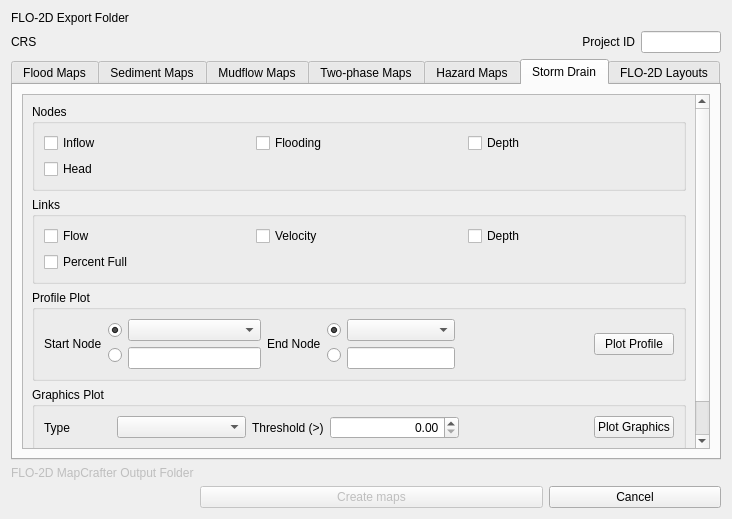
The window that flo2d_mapcrafter/flo2d_mapcrafter_dialog_base.ui (FLO-2DSoftware/FLO-2DMapCrafter) describes before a commit, drawn with Qt 5.
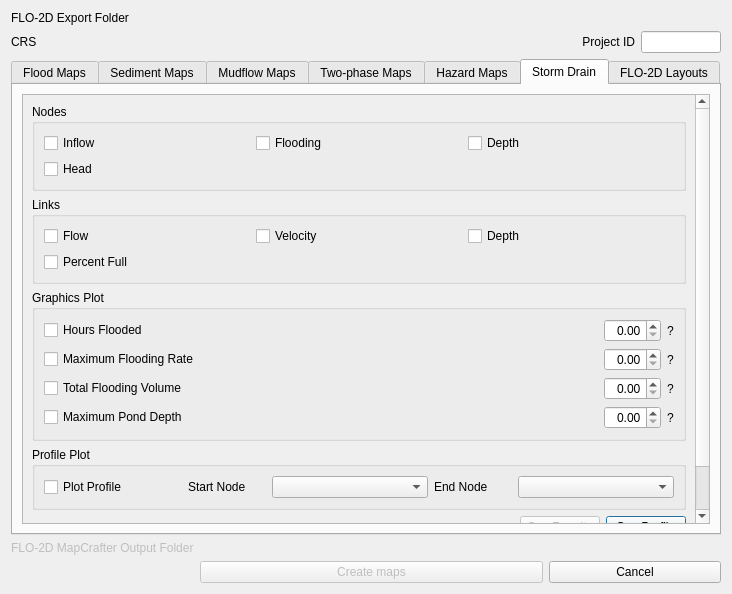
The same window after the commit. The open tabs and pages were chosen to show the change. Custom widgets are drawn as their Qt base class.

What changed in the file:
```diff
--- a/flo2d_mapcrafter/flo2d_mapcrafter_dialog_base.ui
+++ b/flo2d_mapcrafter/flo2d_mapcrafter_dialog_base.ui
@@ -7,7 +7,7 @@
     <x>0</x>
     <y>0</y>
     <width>732</width>
-    <height>519</height>
+    <height>594</height>
    </rect>
   </property>
   <property name="windowTitle">
@@ -20,83 +20,6 @@
    <number>0</number>
   </property>
   <layout class="QGridLayout" name="gridLayout">
-   <item row="6" column="0">
-    <layout class="QGridLayout" name="gridLayout_44">
-     <item row="0" column="0">
-      <widget class="QLabel" name="label_2">
-       <property name="enabled">
-        <bool>false</bool>
-       </property>
-       <property name="text">
-        <string>FLO-2D MapCrafter Output Folder</string>
-       </property>
-      </widget>
-     </item>
-     <item row="1" column="1" colspan="2">
-      <widget class="QPushButton" name="runButton">
-       <property name="enabled">
-        <bool>false</bool>
-       </property>
-       <property name="text">
-        <string>Create maps</string>
-       </property>
-      </widget>
-     </item>
-     <item row="1" column="3">
-      <widget class="QPushButton" name="cancelButton">
-       <property name="enabled">
-        <bool>true</bool>
-       </property>
-       <property name="text">
-        <string>Cancel</string>
-       </property>
-      </widget>
-     </item>
-     <item row="0" column="1" colspan="3">
-      <widget class="QgsFileWidget" name="mapper_out_folder">
-       <property name="enabled">
-        <bool>false</bool>
-       </property>
-       <property name="acceptDrops">
-        <bool>false</bool>
-       </property>
-       <property name="statusTip">
-        <string/>
-       </property>
-       <property name="whatsThis">
-        <string/>
-       </property>
-       <property name="accessibleName">
-        <string/>
-       </property>
-       <property name="accessibleDescription">
-        <string/>
-       </property>
-       <property name="fileWidgetButtonVisible">
-        <bool>true</bool>
-       </property>
-       <property name="useLink">
-        <bool>false</bool>
-       </property>
-       <property name="fullUrl">
-        <bool>false</bool>
-       </property>
-       <property name="dialogTitle">
-        <string>FLO-2D MapCrafter Output Folder</string>
-       </property>
-       <property name="defaultRoot">
-        <string/>
-       </property>
-       <property name="storageMode">
-        <enum>QgsFileWidget::GetDirectory</enum>
-       </property>
-       <property name="options">
-        <set>QFileDialog::ShowDirsOnly</set>
-       </property>
-      </widget>
-     </item>
-    </layout>
-   </item>
    <item row="0" column="0">
     <layout class="QGridLayout" name="gridLayout_43">
      <item row="0" column="1" colspan="4">
@@ -176,7 +99,7 @@
       <enum>QTabWidget::Rounded</enum>
      </property>
      <property name="currentIndex">
-      <number>5</number>
+      <number>0</number>
      </property>
      <property name="elideMode">
       <enum>Qt::ElideNone</enum>
@@ -209,7 +132,7 @@
             <x>0</x>
             <y>0</y>
             <width>688</width>
-            <height>342</height>
+            <height>401</height>
            </rect>
           </property>
           <layout class="QGridLayout" name="gridLayout_99">
@@ -708,7 +631,7 @@
             <x>0</x>
             <y>0</y>
             <width>688</width>
-            <height>342</height>
+            <height>401</height>
            </rect>
           </property>
           <layout class="QGridLayout" name="gridLayout_100">
@@ -1340,7 +1263,7 @@
             <x>0</x>
             <y>0</y>
             <width>688</width>
-            <height>342</height>
+            <height>401</height>
            </rect>
           </property>
           <layout class="QGridLayout" name="gridLayout_101">
@@ -1852,7 +1775,7 @@
             <x>0</x>
             <y>0</y>
             <width>688</width>
-            <height>342</height>
+            <height>401</height>
            </rect>
           </property>
           <layout class="QGridLayout" name="gridLayout_102">
@@ -2513,7 +2436,7 @@
             <x>0</x>
             <y>0</y>
             <width>688</width>
-            <height>342</height>
+            <height>401</height>
            </rect>
           </property>
           <layout class="QGridLayout" name="gridLayout_103">
@@ -2890,238 +2813,78 @@
            <rect>
             <x>0</x>
             <y>0</y>
-            <width>671</width>
-            <height>358</height>
+            <width>688</width>
+            <height>401</height>
            </rect>
           </property>
           <layout class="QGridLayout" name="gridLayout_111">
-           <item row="3" column="0">
-            <widget class="QgsCollapsibleGroupBox" name="graphics_plot_cgb">
-             <property name="title">
-              <string>Graphics Plot</string>
-             </property>
-             <layout class="QGridLayout" name="gridLayout_120">
-              <item row="0" column="0">
-               <layout class="QGridLayout" name="gridLayout_115">
-                <item row="0" column="5">
-                 <widget class="QDoubleSpinBox" name="threshold_dsb">
-                  <property name="sizePolicy">
-                   <sizepolicy hsizetype="Expanding" vsizetype="Fixed">
-                    <horstretch>0</horstretch>
-                    <verstretch>0</verstretch>
-                   </sizepolicy>
-                  </property>
-                  <property name="alignment">
-                   <set>Qt::AlignRight|Qt::AlignTrailing|Qt::AlignVCenter</set>
-                  </property>
-                 </widget>
-                </item>
-                <item row="0" column="6">
-                 <spacer name="horizontalSpacer_3">
-                  <property name="orientation">
-                   <enum>Qt::Horizontal</enum>
-                  </property>
-                  <property name="sizeHint" stdset="0">
-                   <size>
-                    <width>40</width>
-                    <height>20</height>
-                   </size>
-                  </property>
-                 </spacer>
-                </item>
-                <item row="0" column="2">
-                 <widget class="QComboBox" name="graphics_type_cbo">
-                  <property name="sizePolicy">
-                   <sizepolicy hsizetype="Expanding" vsizetype="Fixed">
-                    <horstretch>0</horstretch>
-                    <verstretch>0</verstretch>
-                   </sizepolicy>
-                  </property>
-                 </widget>
-                </item>
-                <item row="0" column="7">
-                 <widget class="QPushButton" name="plot_graphics_btn">
-                  <property name="text">
-                   <string>Plot Graphics</string>
-                  </property>
-                 </widget>
-                </item>
-                <item row="0" column="0">
-                 <widget class="QLabel" name="label_26">
-                  <property name="text">
-                   <string>Type</string>
-                  </property>
-                 </widget>
-                </item>
-                <item row="0" column="3" colspan="2">
-                 <widget class="QLabel" name="label_27">
-                  <property name="sizePolicy">
-                   <sizepolicy hsizetype="Preferred" vsizetype="Preferred">
-                    <horstretch>0</horstretch>
-                    <verstretch>0</verstretch>
-                   </sizepolicy>
-                  </property>
-                  <property name="text">
-                   <string>Threshold (&gt;)</string>
-                  </property>
-                 </widget>
-                </item>
-                <item row="0" column="1">
-                 <spacer name="horizontalSpacer_4">
-                  <property name="orientation">
-                   <enum>Qt::Horizontal</enum>
-                  </property>
-                  <property name="sizeType">
-                   <enum>QSizePolicy::Minimum</enum>
-                  </property>
-                  <property name="sizeHint" stdset="0">
-                   <size>
-                    <width>40</width>
-                    <height>20</height>
-                   </size>
-                  </property>
-                 </spacer>
-                </item>
-               </layout>
-              </item>
-             </layout>
-            </widget>
-           </item>
-           <item row="2" column="0">
+           <item row="4" column="0">
             <widget class="QgsCollapsibleGroupBox" name="profile_plot_cgb">
              <property name="title">
               <string>Profile Plot</string>
              </property>
+             <property name="collapsed">
+              <bool>true</bool>
+             </property>
              <layout class="QGridLayout" name="gridLayout_118">
               <item row="0" column="0">
                <layout class="QGridLayout" name="gridLayout_113">
-                <item row="0" column="8">
-                 <spacer name="horizontalSpacer">
-                  <property name="orientation">
-                   <enum>Qt::Horizontal</enum>
+                <item row="0" column="0">
+                 <widget class="QCheckBox" name="plot_profile_chbox">
+                  <property name="text">
+                   <string>Plot Profile</string>
                   </property>
-                  <property name="sizeHint" stdset="0">
-                   <size>
-                    <width>40</width>
-                    <height>20</height>
-                   </size>
+                 </widget>
+                </item>
+                <item row="0" column="3" colspan="2">
+                 <widget class="QComboBox" name="start_cbo">
+                  <property name="sizePolicy">
+                   <sizepolicy hsizetype="Minimum" vsizetype="Fixed">
+                    <horstretch>0</horstretch>
+                    <verstretch>0</verstretch>
+                   </sizepolicy>
                   </property>
-                 </spacer>
+                 </widget>
                 </item>
-                <item row="0" column="0" rowspan="2">
+                <item row="0" column="2">
                  <widget class="QLabel" name="label_15">
                   <property name="text">
                    <string>Start Node</string>
                   </property>
                  </widget>
                 </item>
-                <item row="0" column="3">
-                 <widget class="QComboBox" name="start_cbo"/>
-                </item>
-                <item row="0" column="1" rowspan="2">
-                 <layout class="QGridLayout" name="gridLayout_121">
-                  <item row="0" column="0">
-                   <widget class="QRadioButton" name="start_le_rb">
-                    <property name="text">
-                     <string/>
-                    </property>
-                    <property name="checked">
-                     <bool>true</bool>
-                    </property>
-                    <property name="autoExclusive">
-                     <bool>true</bool>
-                    </property>
-                    <attribute name="buttonGroup">
-                     <string notr="true">buttonGroup</string>
-                    </attribute>
-                   </widget>
-                  </item>
-                  <item row="1" column="0">
-                   <widget class="QRadioButton" name="start_cbo_rb">
-                    <property name="text">
-                     <string/>
-                    </property>
-                    <property name="checked">
-                     <bool>false</bool>
-                    </property>
-                    <property name="autoExclusive">
-                     <bool>true</bool>
-                    </property>
-                    <attribute name="buttonGroup">
-                     <string notr="true">buttonGroup</string>
-                    </attribute>
-                   </widget>
-                  </item>
-                 </layout>
-                </item>
-                <item row="1" column="8">
-                 <spacer name="horizontalSpacer_2">
-                  <property name="orientation">
-                   <enum>Qt::Horizontal</enum>
+                <item row="0" column="6" colspan="2">
+                 <widget class="QComboBox" name="end_cbo">
+                  <property name="sizePolicy">
+                   <sizepolicy hsizetype="Minimum" vsizetype="Fixed">
+                    <horstretch>0</horstretch>
+                    <verstretch>0</verstretch>
+                   </sizepolicy>
                   </property>
-                  <property name="sizeHint" stdset="0">
-                   <size>
-                    <width>40</width>
-                    <height>20</height>
-                   </size>
-                  </property>
-                 </spacer>
+                 </widget>
                 </item>
-                <item row="0" column="4" rowspan="2">
+                <item row="0" column="5">
                  <widget class="QLabel" name="label_18">
                   <property name="text">
                    <string>End Node</string>
                   </property>
                  </widget>
                 </item>
-                <item row="0" column="5" rowspan="2">
-                 <layout class="QGridLayout" name="gridLayout_119">
-                  <item row="0" column="0">
-                   <widget class="QRadioButton" name="end_cbo_rb">
-                    <property name="text">
-                     <string/>
-                    </property>
-                    <property name="checked">
-                     <bool>true</bool>
-                    </property>
-                    <property name="autoExclusive">
-                     <bool>true</bool>
-                    </property>
-                    <attribute name="buttonGroup">
-                     <string notr="true">buttonGroup_2</string>
-                    </attribute>
-                   </widget>
-                  </item>
-                  <item row="1" column="0">
-                   <widget class="QRadioButton" name="end_le_rb">
-                    <property name="text">
-                     <string/>
-                    </property>
-                    <property name="autoExclusive">
-                     <bool>true</bool>
-                    </property>
-                    <attribute name="buttonGroup">
-                     <string notr="true">buttonGroup_2</string>
-                    </attribute>
-                   </widget>
-                  </item>
-                 </layout>
-                </item>
-                <item row="1" column="3">
-                 <widget class="QLineEdit" name="start_le"/>
-                </item>
-                <item row="0" column="9" rowspan="2">
-                 <widget class="QPushButton" name="plot_profile_btn">
-                  <property name="text">
-                   <string>Plot Profile</string>
+                <item row="0" column="1">
+                 <spacer name="horizontalSpacer">
+                  <property name="orientation">
+                   <enum>Qt::Horizontal</enum>
                   </property>
-                 </widget>
-                </item>
-                <item row="0" column="6" colspan="2">
-                 <widget class="QComboBox" name="end_cbo"/>
-                </item>
-                <item row="1" column="6" colspan="2">
-                 <widget class="QLineEdit" name="end_le"/>
+                  <property name="sizeType">
+                   <enum>QSizePolicy::Fixed</enum>
+                  </property>
+                  <property name="sizeHint" stdset="0">
+                   <size>
+                    <width>55</width>
+                    <height>20</height>
+                   </size>
+                  </property>
+                 </spacer>
                 </item>
                </layout>
               </item>
@@ -3133,6 +2896,9 @@
              <property name="title">
               <string>Nodes</string>
              </property>
+             <property name="collapsed">
+              <bool>true</bool>
+             </property>
              <layout class="QGridLayout" name="gridLayout_114">
               <item row="0" column="0">
                <layout class="QGridLayout" name="gridLayout_106">
@@ -3150,13 +2916,6 @@
                   </property>
                  </widget>
                 </item>
-                <item row="0" column="0">
-                 <widget class="QCheckBox" name="inflow_chbox">
-                  <property name="text">
-                   <string>Inflow</string>
-                  </property>
-                 </widget>
-                </item>
                 <item row="1" column="0">
                  <widget class="QCheckBox" name="head_chbox">
                   <property name="text">
@@ -3164,11 +2923,21 @@
                   </property>
                  </widget>
                 </item>
+                <item row="0" column="0">
+                 <widget class="QCheckBox" name="inflow_chbox">
+                  <property name="text">
+                   <string>Inflow</string>
+                  </property>
+                 </widget>
+                </item>
                 <item row="1" column="1" colspan="2">
                  <spacer name="horizontalSpacer_6">
                   <property name="orientation">
                    <enum>Qt::Horizontal</enum>
                   </property>
+                  <property name="sizeType">
+                   <enum>QSizePolicy::Minimum</enum>
+                  </property>
                   <property name="sizeHint" stdset="0">
                    <size>
                     <width>40</width>
@@ -3182,14 +2951,216 @@
              </layout>
             </widget>
            </item>
+           <item row="3" column="0">
+            <widget class="QgsCollapsibleGroupBox" name="graphics_plot_cgb">
+             <property name="title">
+              <string>Graphics Plot</string>
+             </property>
+             <property name="collapsed">
+              <bool>true</bool>
+             </property>
+             <layout class="QGridLayout" name="gridLayout_120">
+              <item row="0" column="0">
+               <layout class="QGridLayout" name="gridLayout_115">
+                <item row="2" column="4">
+                 <widget class="QLabel" name="total_flood_lbl">
+                  <property name="text">
+                   <string>?</string>
+                  </property>
+                 </widget>
+                </item>
+                <item row="1" column="3">
+                 <widget class="QDoubleSpinBox" name="max_flood_dsb">
+                  <property name="alignment">
+                   <set>Qt::AlignRight|Qt::AlignTrailing|Qt::AlignVCenter</set>
+                  </property>
+                 </widget>
+                </item>
+                <item row="2" column="1">
+                 <spacer name="horizontalSpacer_11">
+                  <property name="orientation">
+                   <enum>Qt::Horizontal</enum>
+                  </property>
+                  <property name="sizeHint" stdset="0">
+                   <size>
+                    <width>40</width>
+                    <height>20</height>
+                   </size>
+                  </property>
+                 </spacer>
+                </item>
+                <item row="0" column="1">
+                 <spacer name="horizontalSpacer_9">
+                  <property name="orientation">
+                   <enum>Qt::Horizontal</enum>
+                  </property>
+                  <property name="sizeHint" stdset="0">
+                   <size>
+                    <width>40</width>
+                    <height>20</height>
+                   </size>
+                  </property>
+                 </spacer>
+                </item>
+                <item row="1" column="0">
+                 <widget class="QCheckBox" name="max_flood_chbox">
+                  <property name="text">
+                   <string>Maximum Flooding Rate</string>
+                  </property>
+                 </widget>
+                </item>
+                <item row="0" column="3">
+                 <widget class="QDoubleSpinBox" name="hours_flooded_dsb">
+                  <property name="sizePolicy">
+                   <sizepolicy hsizetype="Minimum" vsizetype="Fixed">
+                    <horstretch>0</horstretch>
+                    <verstretch>0</verstretch>
+                   </sizepolicy>
+                  </property>
+                  <property name="alignment">
+                   <set>Qt::AlignRight|Qt::AlignTrailing|Qt::AlignVCenter</set>
+                  </property>
+                 </widget>
+                </item>
+                <item row="3" column="3">
+                 <widget class="QDoubleSpinBox" name="max_pond_dsb">
+                  <property name="alignment">
+                   <set>Qt::AlignRight|Qt::AlignTrailing|Qt::AlignVCenter</set>
+                  </property>
+                 </widget>
+                </item>
+                <item row="0" column="4">
+                 <widget class="QLabel" name="hours_lbl">
+                  <property name="sizePolicy">
+                   <sizepolicy hsizetype="Preferred" vsizetype="Preferred">
+                    <horstretch>0</horstretch>
+                    <verstretch>0</verstretch>
+                   </sizepolicy>
+                  </property>
+                  <property name="text">
+                   <string>?</string>
+                  </property>
+                 </widget>
+                </item>
+                <item row="2" column="0">
+                 <widget class="QCheckBox" name="total_flood_chbox">
+                  <property name="text">
+                   <string>Total Flooding Volume</string>
+                  </property>
+                 </widget>
+                </item>
+                <item row="0" column="0">
+                 <widget class="QCheckBox" name="hours_flooded_chbox">
+                  <property name="text">
+                   <string>Hours Flooded</string>
+                  </property>
+                 </widget>
+                </item>
+                <item row="3" column="1">
+                 <spacer name="horizontalSpacer_12">
+                  <property name="orientation">
+                   <enum>Qt::Horizontal</enum>
+                  </property>
+                  <property name="sizeHint" stdset="0">
+                   <size>
+                    <width>40</width>
+                    <height>20</height>
+                   </size>
+                  </property>
+                 </spacer>
+                </item>
+                <item row="1" column="1">
+                 <spacer name="horizontalSpacer_10">
+                  <property name="orientation">
+                   <enum>Qt::Horizontal</enum>
+                  </property>
+                  <property name="sizeHint" stdset="0">
+                   <size>
+                    <width>40</width>
+                    <height>20</height>
+                   </size>
+                  </property>
+                 </spacer>
+                </item>
+                <item row="3" column="0">
+                 <widget class="QCheckBox" name="max_pond_chbox">
+                  <property name="text">
+                   <string>Maximum Pond Depth</string>
+                  </property>
+                 </widget>
+                </item>
+                <item row="2" column="3">
+                 <widget class="QDoubleSpinBox" name="total_flood_dsb">
+                  <property name="alignment">
+                   <set>Qt::AlignRight|Qt::AlignTrailing|Qt::AlignVCenter</set>
+                  </property>
+                 </widget>
+                </item>
+                <item row="1" column="4">
+                 <widget class="QLabel" name="max_flood_lbl">
+                  <property name="text">
+                   <string>?</string>
+                  </property>
+                 </widget>
+                </item>
+                <item row="3" column="4">
+                 <widget class="QLabel" name="max_pond_lbl">
+                  <property name="text">
+                   <string>?</string>
+                  </property>
+                 </widget>
+                </item>
+               </layout>
+              </item>
+             </layout>
+            </widget>
+           </item>
+           <item row="7" column="0">
+            <layout class="QGridLayout" name="gridLayout_116">
+             <item row="0" column="1">
+              <widget class="QToolButton" name="cg_storm_drain_btn">
+               <property name="text">
+                <string>...</string>
+               </property>
+              </widget>
+             </item>
+             <item row="0" column="0">
+              <widget class="QCheckBox" name="check_storm_drain_chbox">
+               <property name="layoutDirection">
+                <enum>Qt::RightToLeft</enum>
+               </property>
+               <property name="text">
+                <string>Check all available maps</string>
+               </property>
+              </widget>
+             </item>
+             <item row="0" column="2">
+              <widget class="QToolButton" name="eg_storm_drain_btn">
+               <property name="text">
+                <string>...</string>
+               </property>
+              </widget>
+             </item>
+            </layout>
+           </item>
            <item row="1" column="0">
             <widget class="QgsCollapsibleGroupBox" name="links_cgb">
              <property name="title">
               <string>Links</string>
              </property>
+             <property name="collapsed">
+              <bool>true</bool>
+             </property>
              <layout class="QGridLayout" name="gridLayout_123">
               <item row="0" column="0">
                <layout class="QGridLayout" name="gridLayout_122">
+                <item row="0" column="2">
+                 <widget class="QCheckBox" name="link_depth_chbox">
+                  <property name="text">
+                   <string>Depth</string>
+                  </property>
+                 </widget>
+                </item>
                 <item row="0" column="0">
                  <widget class="QCheckBox" name="flow_chbox">
                   <property name="text">
@@ -3197,20 +3168,6 @@
                   </property>
                  </widget>
                 </item>
-                <item row="0" column="2">
-                 <widget class="QCheckBox" name="link_depth_chbox">
-                  <property name="text">
-                   <string>Depth</string>
-                  </property>
-                 </widget>
-                </item>
-                <item row="0" column="1">
-                 <widget class="QCheckBox" name="velocity_chbox">
-                  <property name="text">
-                   <string>Velocity</string>
-                  </property>
-                 </widget>
-                </item>
                 <item row="1" column="0">
                  <widget class="QCheckBox" name="percent_full_chbox">
                   <property name="text">
@@ -3218,11 +3175,21 @@
                   </property>
                  </widget>
                 </item>
+                <item row="0" column="1">
+                 <widget class="QCheckBox" name="velocity_chbox">
+                  <property name="text">
+                   <string>Velocity</string>
+                  </property>
+                 </widget>
+                </item>
                 <item row="1" column="1" colspan="2">
                  <spacer name="horizontalSpacer_5">
                   <property name="orientation">
                    <enum>Qt::Horizontal</enum>
                   </property>
+                  <property name="sizeType">
+                   <enum>QSizePolicy::Minimum</enum>
+                  </property>
                   <property name="sizeHint" stdset="0">
                    <size>
                     <width>40</width>
@@ -3236,34 +3203,56 @@
              </layout>
             </widget>
            </item>
-           <item row="4" column="0">
-            <layout class="QGridLayout" name="gridLayout_116">
+           <item row="6" column="0">
+            <layout class="QGridLayout" name="gridLayout_124">
+             <item row="0" column="3">
+              <widget class="QPushButton" name="plot_profile_btn">
+               <property name="enabled">
+                <bool>true</bool>
+               </property>
+               <property name="text">
+                <string>See Profile</string>
+               </property>
+              </widget>
+             </item>
              <item row="0" column="1">
-              <widget class="QToolButton" name="cg_storm_drain_btn">
+              <widget class="QPushButton" name="see_nodes_results_btn">
+               <property name="enabled">
+                <bool>false</bool>
+               </property>
                <property name="text">
-                <string>...</string>
+                <string>See Results</string>
                </property>
               </widget>
              </item>
              <item row="0" column="0">
-              <widget class="QCheckBox" name="check_storm_drain_chbox">
-               <property name="layoutDirection">
-                <enum>Qt::RightToLeft</enum>
+              <spacer name="horizontalSpacer_3">
+               <property name="orientation">
+                <enum>Qt::Horizontal</enum>
                </property>
-               <property name="text">
-                <string>Check all available maps</string>
+               <property name="sizeHint" stdset="0">
+                <size>
+                 <width>40</width>
+                 <height>20</height>
+                </size>
                </property>
-              </widget>
-             </item>
-             <item row="0" column="2">
-              <widget class="QToolButton" name="eg_storm_drain_btn">
-               <property name="text">
-                <string>...</string>
-               </property>
-              </widget>
+              </spacer>
              </item>
             </layout>
            </item>
+           <item row="5" column="0">
+            <spacer name="verticalSpacer_7">
+             <property name="orientation">
+              <enum>Qt::Vertical</enum>
+             </property>
+             <property name="sizeHint" stdset="0">
+              <size>
+               <width>20</width>
+               <height>40</height>
+              </size>
+             </property>
+            </spacer>
+           </item>
           </layout>
          </widget>
         </widget>
@@ -3289,7 +3278,7 @@
             <x>0</x>
             <y>0</y>
             <width>688</width>
-            <height>342</height>
+            <height>401</height>
            </rect>
           </property>
           <layout class="QGridLayout" name="gridLayout_104">
@@ -3412,6 +3401,83 @@
      </widget>
     </widget>
    </item>
+   <item row="6" column="0">
+    <layout class="QGridLayout" name="gridLayout_44">
+     <item row="0" column="0">
+      <widget class="QLabel" name="label_2">
+       <property name="enabled">
+        <bool>false</bool>
+       </property>
+       <property name="text">
+        <string>FLO-2D MapCrafter Output Folder</string>
+       </property>
+      </widget>
+     </item>
+     <item row="1" column="1" colspan="2">
+      <widget class="QPushButton" name="runButton">
+       <property name="enabled">
+        <bool>false</bool>
+       </property>
+       <property name="text">
+        <string>Create maps</string>
+       </property>
+      </widget>
+     </item>
+     <item row="1" column="3">
+      <widget class="QPushButton" name="cancelButton">
+       <property name="enabled">
+        <bool>true</bool>
+       </property>
+       <property name="text">
+        <string>Cancel</string>
+       </property>
+      </widget>
+     </item>
+     <item row="0" column="1" colspan="3">
+      <widget class="QgsFileWidget" name="mapper_out_folder">
+       <property name="enabled">
+        <bool>false</bool>
+       </property>
+       <property name="acceptDrops">
+        <bool>false</bool>
+       </property>
+       <property name="statusTip">
+        <string/>
+       </property>
+       <property name="whatsThis">
+        <string/>
+       </property>
+       <property name="accessibleName">
+        <string/>
+       </property>
+       <property name="accessibleDescription">
+        <string/>
+       </property>
+       <property name="fileWidgetButtonVisible">
+        <bool>true</bool>
+       </property>
+       <property name="useLink">
+        <bool>false</bool>
+       </property>
+       <property name="fullUrl">
+        <bool>false</bool>
+       </property>
+       <property name="dialogTitle">
+        <string>FLO-2D MapCrafter Output Folder</string>
+       </property>
+       <property name="defaultRoot">
+        <string/>
+       </property>
+       <property name="storageMode">
+        <enum>QgsFileWidget::GetDirectory</enum>
+       </property>
+       <property name="options">
+        <set>QFileDialog::ShowDirsOnly</set>
+       </property>
+      </widget>
+     </item>
+    </layout>
+   </item>
   </layout>
  </widget>
  <customwidgets>
```
Left out of the diff: 69 changed lines with no effect on the pictures.
